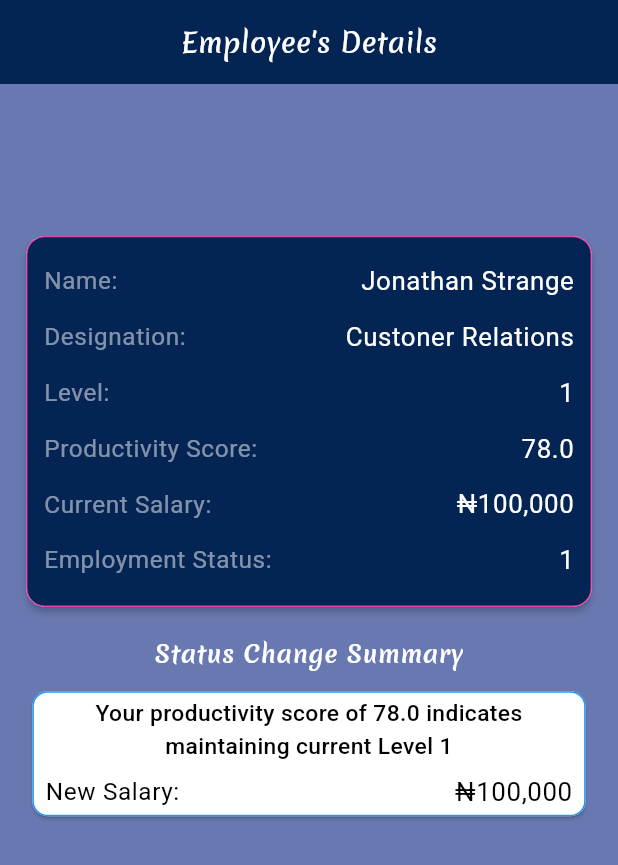
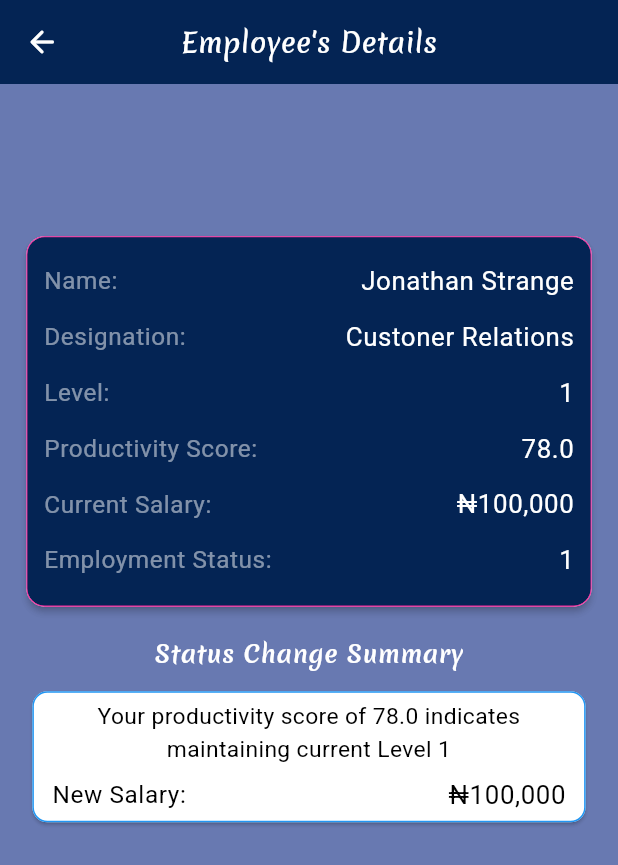
Before and after one commit to Motunrayooo/employee_status, a Flutter app: the screen it shows after launch, after a tap on an icon or button, on a phone screen of 412 x 824 dp. Shown: the top 865 px of the screen. Run offline on Flutter 3.47's test engine with Material 3 defaults, Android fonts, the phone set to English and light mode, and no system bars; our stand-ins replace flutter_riverpod, flutter_screenutil, flutter_spinkit, go_router, shared_preferences.

Commit message:
UI refactoring

```diff
--- a/lib/features/home/presentation/screens/employee_details_screen.dart
+++ b/lib/features/home/presentation/screens/employee_details_screen.dart
@@ -32,7 +32,7 @@ class EmployeeDetailsScreen extends ConsumerWidget {
             },
             child: const Icon(
               Icons.arrow_back_rounded,
-              color: AppColors.primaryShade900,
+              color: AppColors.white,
             ),
           ),
           centerTitle: true,
--- a/lib/features/home/presentation/screens/home_screen.dart
+++ b/lib/features/home/presentation/screens/home_screen.dart
@@ -47,6 +47,7 @@ class _HomeScreenState extends ConsumerState<HomeScreen> {
       backgroundColor: AppColors.primaryColor,
       appBar: AppBar(
         backgroundColor: AppColors.primaryColor,
+        automaticallyImplyLeading: false,
         elevation: 4,
         centerTitle: true,
         shadowColor: Colors.black.withOpacity(0.5),
--- a/lib/features/home/presentation/widgets/status_card_change.dart
+++ b/lib/features/home/presentation/widgets/status_card_change.dart
@@ -39,8 +39,8 @@ class StatusCardChange extends StatelessWidget {
       // color: _getStatusColor(newStatus),
       child: Padding(
         padding: EdgeInsets.symmetric(
-          horizontal: 8.w,
-          vertical: 4.h,
+          horizontal: 12.w,
+          vertical: 6.h,
         ),
         child: Column(
           children: [
@@ -49,7 +49,7 @@ class StatusCardChange extends StatelessWidget {
               style: context.textTheme.bodyMedium?.copyWith(
                 color: AppColors.black,
                 fontSize: 15.sp,
-                fontWeight: FontWeight.w500,
+                fontWeight: FontWeight.w400,
               ),
               textAlign: TextAlign.center,
             ),
```
